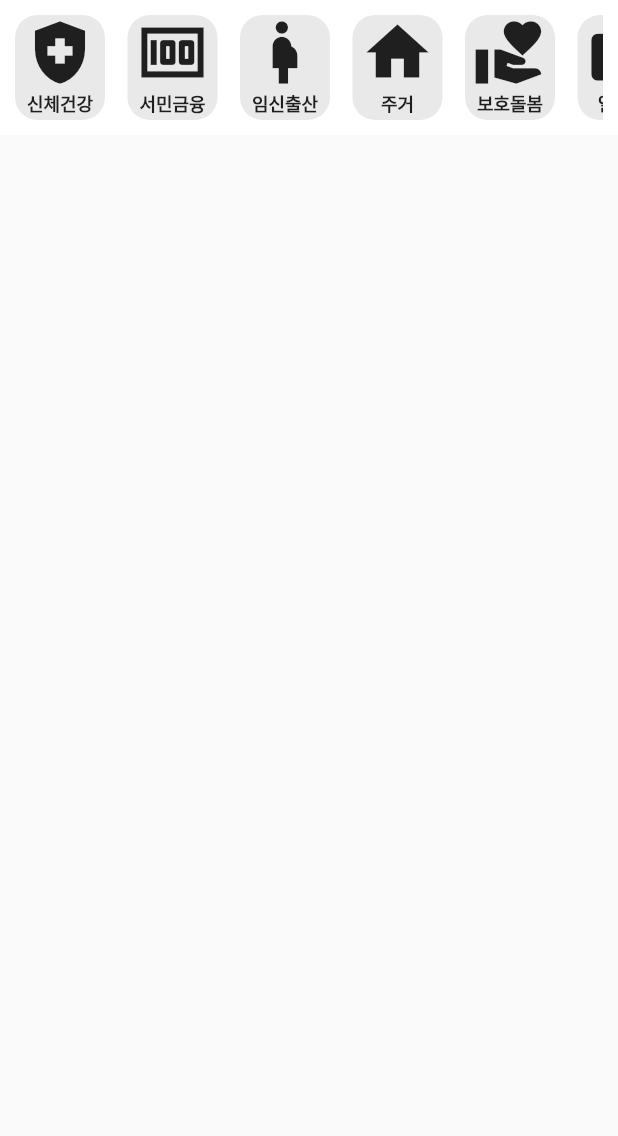
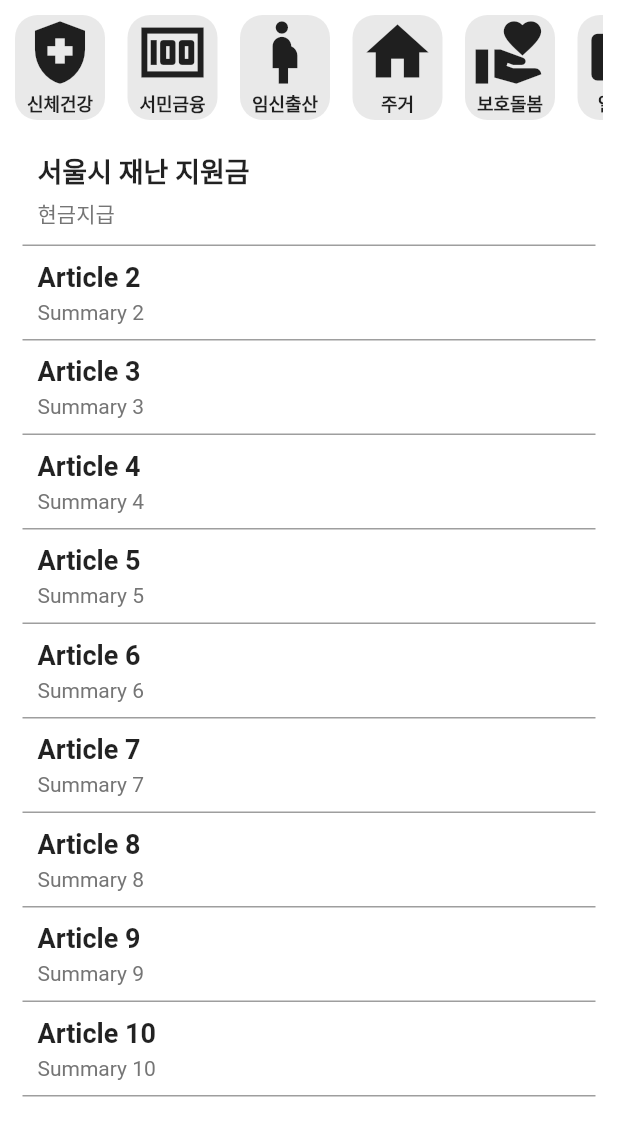
Before and after one commit to ChoiSangwon/bokgPT-client, a Flutter app: the Themescreen screen opened directly, on a phone screen of 412 x 824 dp. Shown: the top 1136 px of the screen. Run offline on Flutter 3.47's test engine with Material 2 defaults, Android fonts, the light colour scheme and no system bars; our stand-ins replace get; Roboto replaces fonts that are missing (pretendard); statements that could not run were skipped.

Commit message:
feat : add themelist class

```diff
--- a/lib/screens/theme/themescreen.dart
+++ b/lib/screens/theme/themescreen.dart
@@ -15,9 +15,11 @@ class _ThemescreenState extends State<Themescreen> {
   Widget build(BuildContext context) {
     return Scaffold(
       body: Container(
+        color: Colors.white,
         child: Column(
           children: [
             ThemeHeader(),
+            ThemeList(),
           ],
         ),
       ),
@@ -160,7 +162,8 @@ class _ThemeHeaderState extends State<ThemeHeader> {
                       }
                       return "입양위탁";
                     }(),
-                    style: TextStyle(fontSize: 12, fontWeight: FontWeight.w600),
+                    style: const TextStyle(
+                        fontSize: 12, fontWeight: FontWeight.w600),
                   ),
                 ],
               ),
@@ -179,9 +182,76 @@ class ThemeList extends StatefulWidget {
   State<ThemeList> createState() => _ThemeListState();
 }
 
+class NewsArticle {
+  final String title;
+  final String summary;
+
+  NewsArticle({required this.title, required this.summary});
+}
+
 class _ThemeListState extends State<ThemeList> {
+  final List<NewsArticle> articles = [
+    NewsArticle(title: "서울시 재난 지원금", summary: "현금지급"),
+    NewsArticle(title: "Article 2", summary: "Summary 2"),
+    NewsArticle(title: "Article 3", summary: "Summary 3"),
+    NewsArticle(title: "Article 4", summary: "Summary 4"),
+    NewsArticle(title: "Article 5", summary: "Summary 5"),
+    NewsArticle(title: "Article 6", summary: "Summary 6"),
+    NewsArticle(title: "Article 7", summary: "Summary 7"),
+    NewsArticle(title: "Article 8", summary: "Summary 8"),
+    NewsArticle(title: "Article 9", summary: "Summary 9"),
+    NewsArticle(title: "Article 10", summary: "Summary 10"),
+  ];
   @override
   Widget build(BuildContext context) {
-    return const Placeholder();
+    return Expanded(
+      child: Container(
+        margin: const EdgeInsets.only(left: 15, right: 15),
+        child:
+            // height: Get.height - 166,
+            ListView.builder(
+          itemCount: articles.length,
+          itemBuilder: (BuildContext context, int index) {
+            return GestureDetector(
+              onTap: () {
+                // 아이템을 클릭했을 때 수행할 작업
+                print("Clicked article $index");
+              },
+              child: Container(
+                padding: const EdgeInsets.all(10),
+                decoration: const BoxDecoration(
+                  border: Border(
+                    bottom: BorderSide(
+                      width: 1,
+                      color: Colors.grey,
+                    ),
+                  ),
+                ),
+                child: Column(
+                  crossAxisAlignment: CrossAxisAlignment.start,
+                  children: [
+                    Text(
+                      articles[index].title,
+                      style: const TextStyle(
+                        fontSize: 18,
+                        fontWeight: FontWeight.bold,
+                      ),
+                    ),
+                    const SizedBox(height: 5),
+                    Text(
+                      articles[index].summary,
+                      style: TextStyle(
+                        fontSize: 14,
+                        color: Colors.grey[600],
+                      ),
+                    ),
+                  ],
+                ),
+              ),
+            );
+          },
+        ),
+      ),
+    );
   }
 }
```
